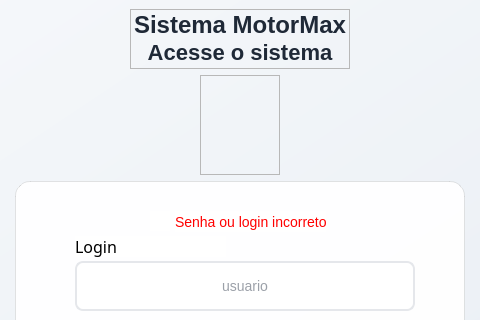
This is Telas/Tela_login.ui in victorh241/motor-max as Qt 5 draws it before an edit; both pictures show x 400 to 880 and y 0 to 320 of the 1280 by 857 pixel window. The edited form follows.
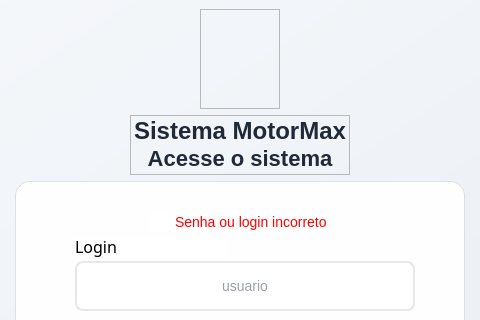
This is the edited form. Icons and pictures are not drawn.

Commit message: correção de pequeno bug no login

The edit to the form file:
```diff
--- a/Telas/Tela_login.ui
+++ b/Telas/Tela_login.ui
@@ -41,6 +41,47 @@
     <string notr="true"/>
    </property>
    <layout class="QVBoxLayout" name="verticalLayout">
+    <item alignment="Qt::AlignHCenter">
+     <widget class="QFrame" name="frame">
+      <property name="minimumSize">
+       <size>
+        <width>80</width>
+        <height>100</height>
+       </size>
+      </property>
+      <property name="maximumSize">
+       <size>
+        <width>80</width>
+        <height>100</height>
+       </size>
+      </property>
+      <property name="frameShape">
+       <enum>QFrame::StyledPanel</enum>
+      </property>
+      <property name="frameShadow">
+       <enum>QFrame::Raised</enum>
+      </property>
+      <widget class="QLabel" name="label_7">
+       <property name="geometry">
+        <rect>
+         <x>0</x>
+         <y>0</y>
+         <width>80</width>
+         <height>100</height>
+        </rect>
+       </property>
+       <property name="text">
+        <string/>
+       </property>
+       <property name="pixmap">
+        <pixmap>../imagem/MOTORMAX-LGO.png</pixmap>
+       </property>
+       <property name="scaledContents">
+        <bool>true</bool>
+       </property>
+      </widget>
+     </widget>
+    </item>
     <item alignment="Qt::AlignHCenter">
      <widget class="QFrame" name="hearder">
       <property name="minimumSize">
@@ -137,47 +178,6 @@
       </widget>
      </widget>
     </item>
-    <item alignment="Qt::AlignHCenter">
-     <widget class="QFrame" name="frame">
-      <property name="minimumSize">
-       <size>
-        <width>80</width>
-        <height>100</height>
-       </size>
-      </property>
-      <property name="maximumSize">
-       <size>
-        <width>80</width>
-        <height>100</height>
-       </size>
-      </property>
-      <property name="frameShape">
-       <enum>QFrame::StyledPanel</enum>
-      </property>
-      <property name="frameShadow">
-       <enum>QFrame::Raised</enum>
-      </property>
-      <widget class="QLabel" name="label_7">
-       <property name="geometry">
-        <rect>
-         <x>0</x>
-         <y>0</y>
-         <width>80</width>
-         <height>100</height>
-        </rect>
-       </property>
-       <property name="text">
-        <string/>
-       </property>
-       <property name="pixmap">
-        <pixmap>../imagem/MOTORMAX-LGO.png</pixmap>
-       </property>
-       <property name="scaledContents">
-        <bool>true</bool>
-       </property>
-      </widget>
-     </widget>
-    </item>
     <item alignment="Qt::AlignHCenter">
      <widget class="QFrame" name="card">
       <property name="minimumSize">
```
The commit also changes 4 other files.
